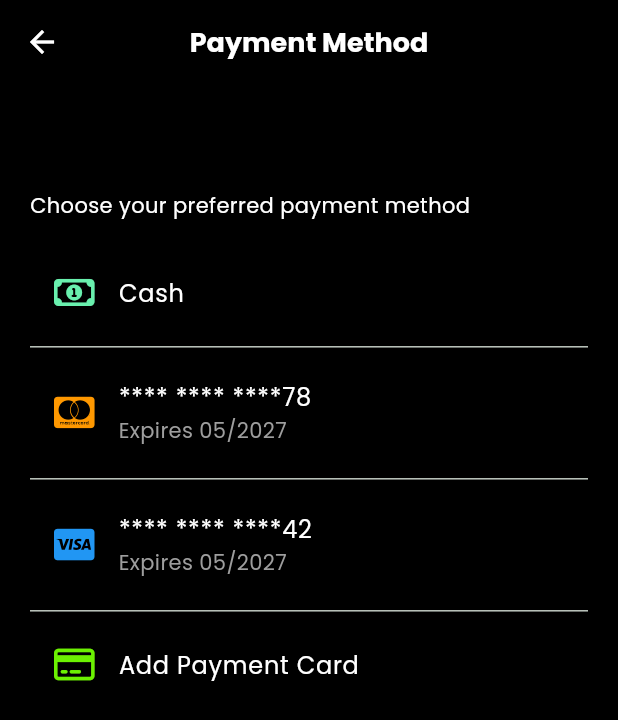
After one commit to Christentimmy/Rider-Eco, a Flutter app: the PaymentMethodScreen screen opened directly, on a phone screen of 412 x 824 dp. The commit adds this screen. Shown: the top 720 px of the screen. Run offline on Flutter 3.47's test engine with Material 3 defaults, Android fonts, the phone set to English and light mode, and no system bars; our stand-ins replace country_code_picker, flutter_svg, font_awesome_flutter, get, google_fonts, image_picker and 1 more.

Commit message:
payment screen

```diff
--- a/lib/pages/home/notifcation_screen.dart
+++ b/lib/pages/home/notifcation_screen.dart
@@ -90,18 +90,14 @@ class NotificationScreen extends StatelessWidget {
         style: TextStyle(
           fontWeight: FontWeight.w600,
           color: Colors.white,
+          fontSize: 15,
         ),
       ),
-      leading: CircleAvatar(
-        radius: 15,
-        backgroundColor: Colors.white,
-        child: IconButton(
-          onPressed: () {
-            Get.back();
-          },
-          icon: const Icon(
-            Icons.arrow_back,
-          ),
+      leading: IconButton(
+        onPressed: () => Get.back(),
+        icon: const Icon(
+          Icons.arrow_back,
+          color: Colors.white,
         ),
       ),
       actions: const [
--- /dev/null
+++ b/lib/pages/home/payment_method_screen.dart
@@ -0,0 +1,124 @@
+import 'package:flutter/material.dart';
+import 'package:flutter/widgets.dart';
+import 'package:font_awesome_flutter/font_awesome_flutter.dart';
+import 'package:get/get.dart';
+import 'package:rider/resources/colors.dart';
+
+class PaymentMethodScreen extends StatelessWidget {
+  const PaymentMethodScreen({super.key});
+
+  @override
+  Widget build(BuildContext context) {
+    return Scaffold(
+      backgroundColor: Colors.black,
+      appBar: _buildAppBar(),
+      body: Padding(
+        padding: const EdgeInsets.symmetric(
+          horizontal: 20,
+          vertical: 30,
+        ),
+        child: Column(
+          crossAxisAlignment: CrossAxisAlignment.start,
+          children: [
+            SizedBox(height: Get.height * 0.05),
+            const Text(
+              "Choose your preferred payment method",
+              style: TextStyle(
+                color: Colors.white,
+              ),
+            ),
+            const SizedBox(height: 20),
+            _buildCustomTile(
+              icon: FontAwesomeIcons.moneyBill1,
+              title: "Cash",
+              iconColor: Colors.greenAccent,
+            ),
+            _buildCustomTile(
+              icon: FontAwesomeIcons.ccMastercard,
+              title: "**** **** ****78",
+              iconColor: Colors.orange,
+              subTitle: const Text(
+                "Expires 05/2027",
+                style: TextStyle(
+                  color: Colors.grey,
+                ),
+              ),
+            ),
+            _buildCustomTile(
+              icon: FontAwesomeIcons.ccVisa,
+              title: "**** **** ****42",
+              iconColor: Colors.blue,
+              subTitle: const Text(
+                "Expires 05/2027",
+                style: TextStyle(
+                  color: Colors.grey,
+                ),
+              ),
+            ),
+            const ListTile(
+              leading: FaIcon(
+                FontAwesomeIcons.creditCard,
+                color: AppColors.primaryColor,
+              ),
+              title: Text(
+                "Add Payment Card",
+                style: const TextStyle(
+                  color: Colors.white,
+                ),
+              ),
+            ),
+          ],
+        ),
+      ),
+    );
+  }
+
+  Column _buildCustomTile({
+    required IconData icon,
+    required String title,
+    Widget? subTitle,
+    required Color iconColor,
+  }) {
+    return Column(
+      crossAxisAlignment: CrossAxisAlignment.start,
+      children: [
+        ListTile(
+          leading: FaIcon(
+            icon,
+            color:iconColor,
+          ),
+          title: Text(
+            title,
+            style: const TextStyle(
+              color: Colors.white,
+            ),
+          ),
+          subtitle: subTitle,
+        ),
+        const Divider(),
+      ],
+    );
+  }
+
+  AppBar _buildAppBar() {
+    return AppBar(
+      backgroundColor: Colors.black,
+      centerTitle: true,
+      leading: IconButton(
+        onPressed: () => Get.back(),
+        icon: const Icon(
+          Icons.arrow_back,
+          color: Colors.white,
+        ),
+      ),
+      title: const Text(
+        "Payment Method",
+        style: TextStyle(
+          fontWeight: FontWeight.bold,
+          color: Colors.white,
+          fontSize: 18,
+        ),
+      ),
+    );
+  }
+}
--- a/lib/pages/home/trip_details_screen.dart
+++ b/lib/pages/home/trip_details_screen.dart
@@ -1,5 +1,8 @@
 import 'package:flutter/material.dart';
 import 'package:get/get.dart';
+import 'package:rider/pages/home/home_screen.dart';
+import 'package:rider/pages/home/notifcation_screen.dart';
+import 'package:rider/pages/home/payment_method_screen.dart';
 import 'package:rider/resources/colors.dart';
 import 'package:rider/widgets/custom_button.dart';
 
@@ -198,19 +201,20 @@ class TripDetailsScreen extends StatelessWidget {
               Expanded(
                 child: CommonButton(
                   text: "Payment",
-                  ontap: () {},
+                  ontap: () {
+                    Get.to(()=> PaymentMethodScreen());
+                  },
                   bgColor: Colors.black,
-                  border: Border.all(
-                    width: 1,
-                    color: Colors.white
-                  ),
+                  border: Border.all(width: 1, color: Colors.white),
                 ),
               ),
               const SizedBox(width: 15),
               Expanded(
                 child: CommonButton(
                   text: "Cancel Trip",
-                  ontap: () {},
+                  ontap: () {
+                    Get.offAll(() => HomeScreen());
+                  },
                 ),
               ),
             ],
@@ -239,7 +243,7 @@ class TripDetailsScreen extends StatelessWidget {
           const Spacer(),
           GestureDetector(
             onTap: () {
-              // Get.to(() => NotificationScreen());
+              Get.to(() => NotificationScreen());
             },
             child: Container(
               height: 35,
--- a/pubspec.yaml
+++ b/pubspec.yaml
@@ -11,6 +11,7 @@ dependencies:
   flutter:
     sdk: flutter
   flutter_svg: ^2.0.16
+  font_awesome_flutter: ^10.8.0
   get: ^4.6.6
   google_fonts: ^6.2.1
   image_picker: ^1.1.2
```
Also changed, not shown: pubspec.lock.
